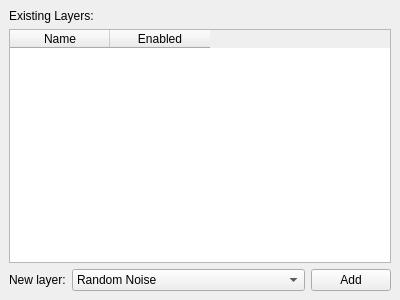
Qt form inputGen/ui/displacementfactory.ui (amonszpart/RAPter) before a commit.
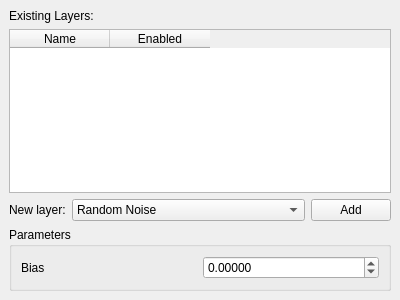
The same form after that commit.

Commit message: Add parameters group for Bias Kernel

The edit to the form file:
```diff
--- a/inputGen/ui/displacementfactory.ui
+++ b/inputGen/ui/displacementfactory.ui
@@ -86,6 +86,41 @@
       <property name="text">
        <string>New layer:</string>
       </property>
+      <property name="buddy">
+       <cstring>_displacementLayerAddCombo</cstring>
+      </property>
+     </widget>
+    </item>
+    <item row="3" column="0" colspan="3">
+     <widget class="QGroupBox" name="_displacementParamBiasGroup">
+      <property name="title">
+       <string>Parameters</string>
+      </property>
+      <layout class="QGridLayout" name="gridLayout_2">
+       <item row="0" column="0">
+        <widget class="QLabel" name="_displacementParamBiasValueLabel">
+         <property name="text">
+          <string>Bias</string>
+         </property>
+         <property name="buddy">
+          <cstring>_displacementParamBiasValue</cstring>
+         </property>
+        </widget>
+       </item>
+       <item row="0" column="1">
+        <widget class="QDoubleSpinBox" name="_displacementParamBiasValue">
+         <property name="decimals">
+          <number>5</number>
+         </property>
+         <property name="minimum">
+          <double>-9999999.000000000000000</double>
+         </property>
+         <property name="maximum">
+          <double>9999999.000000000000000</double>
+         </property>
+        </widget>
+       </item>
+      </layout>
      </widget>
     </item>
    </layout>
```
Left out of the diff: 36 changed lines with no effect on the pictures.
